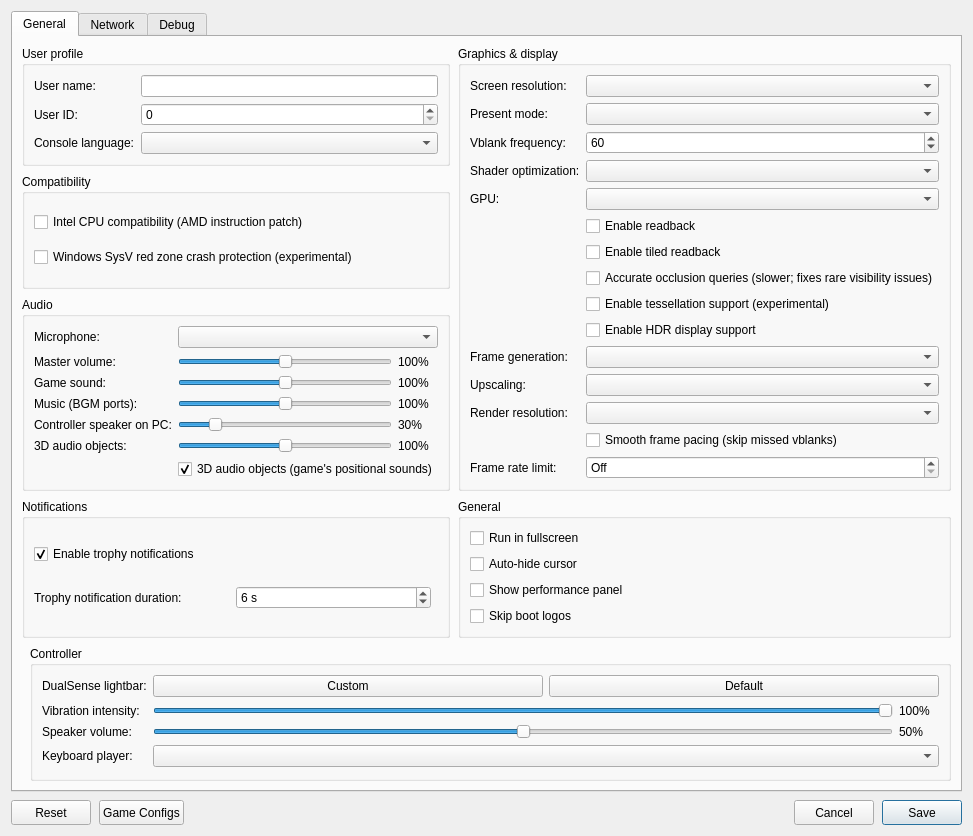
Old version of the form src/launcher/forms/configuration_edit_dialog.ui in the repository biggsymobile-png/KytyPS5.
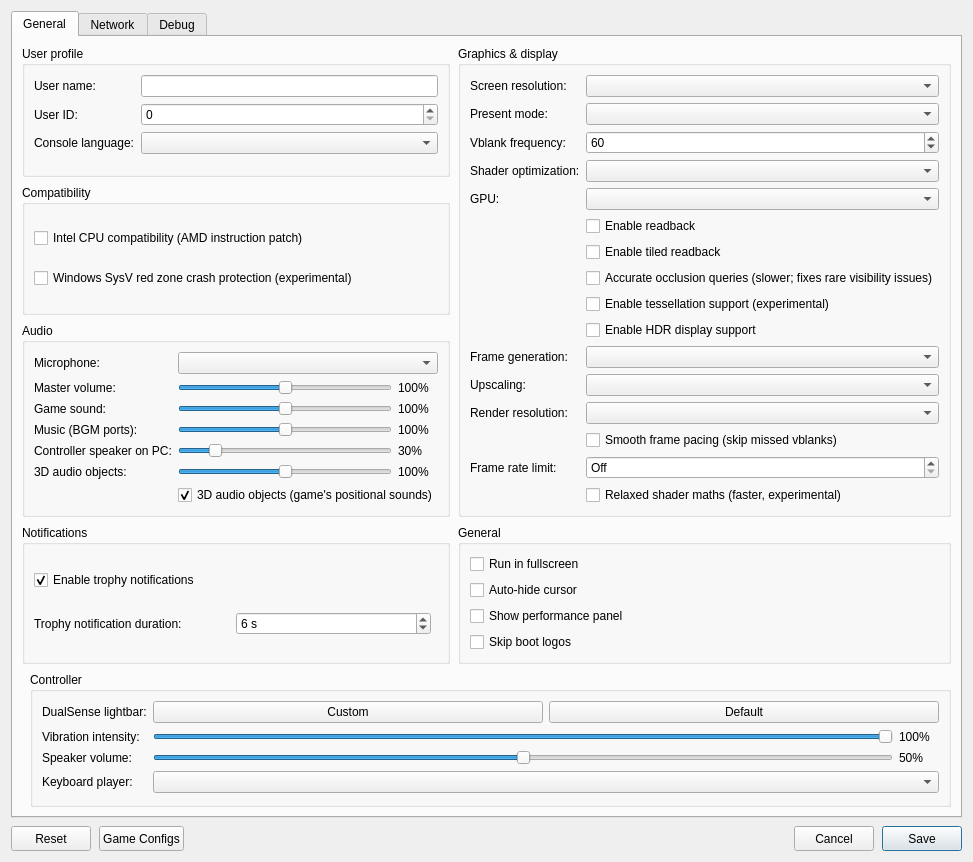
New version of the form. Custom widgets are drawn as their Qt base class.

Commit message: Launcher: portable Kyty.ini per build, relaxed shader maths toggle; macOS release package

Diff of the .ui file:
```diff
--- a/src/launcher/forms/configuration_edit_dialog.ui
+++ b/src/launcher/forms/configuration_edit_dialog.ui
@@ -363,6 +363,12 @@
               <property name="value"><number>19</number></property>
              </widget>
             </item>
+            <item row="15" column="1">
+             <widget class="QCheckBox" name="checkBox_relaxed_shader_maths">
+              <property name="toolTip"><string>Experimental: maps the PS5 GPU's exact float rules (NaN-aware min/max, denormals, rounding) to the PC GPU's own instructions. Smaller shaders that compile and run a little faster; if you see sparkles, black or white pixels or broken effects, turn it off. The first start after changing it compiles the shaders again (KYTY_FLOAT_PROFILE=relaxed).</string></property>
+              <property name="text"><string>Relaxed shader maths (faster, experimental)</string></property>
+             </widget>
+            </item>
             <item row="13" column="1">
              <widget class="QCheckBox" name="checkBox_smooth_frame_pacing">
               <property name="toolTip"><string>Runs the emulator's virtual vblank on an absolute timeline: after a slow frame, a vblank is skipped instead of the next frames being shown back to back to catch up. Can feel smoother when the frame rate dips (KYTY_PRESENT_ABS_VBLANK).</string></property>
```
The commit also changes 7 other files.
